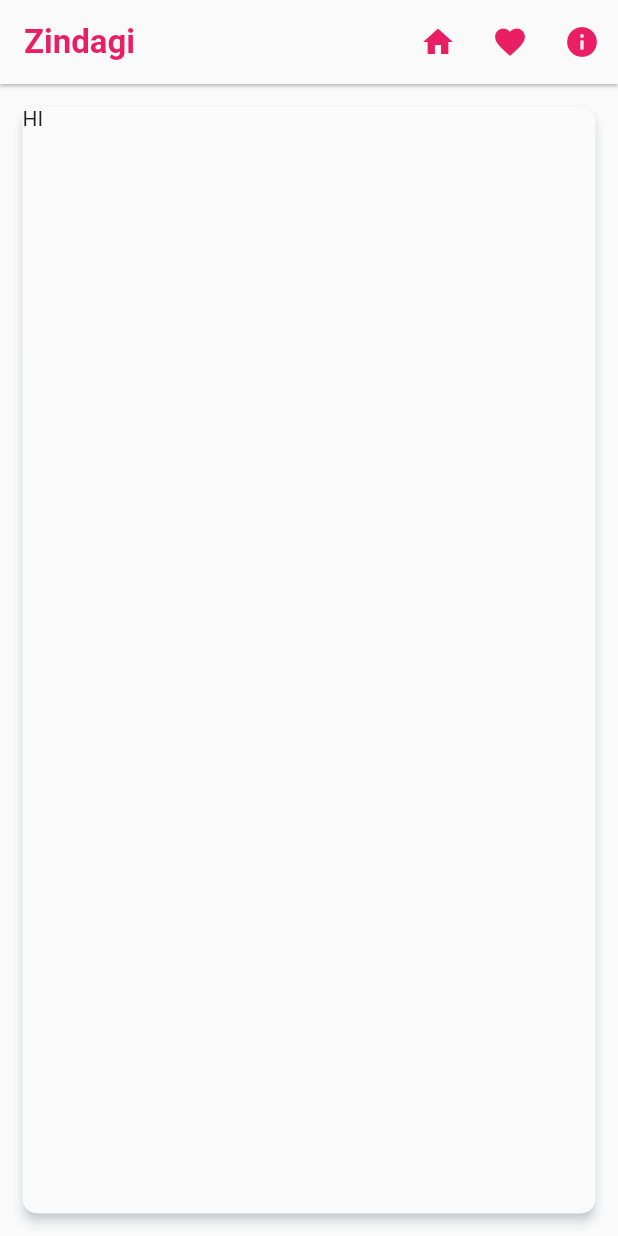
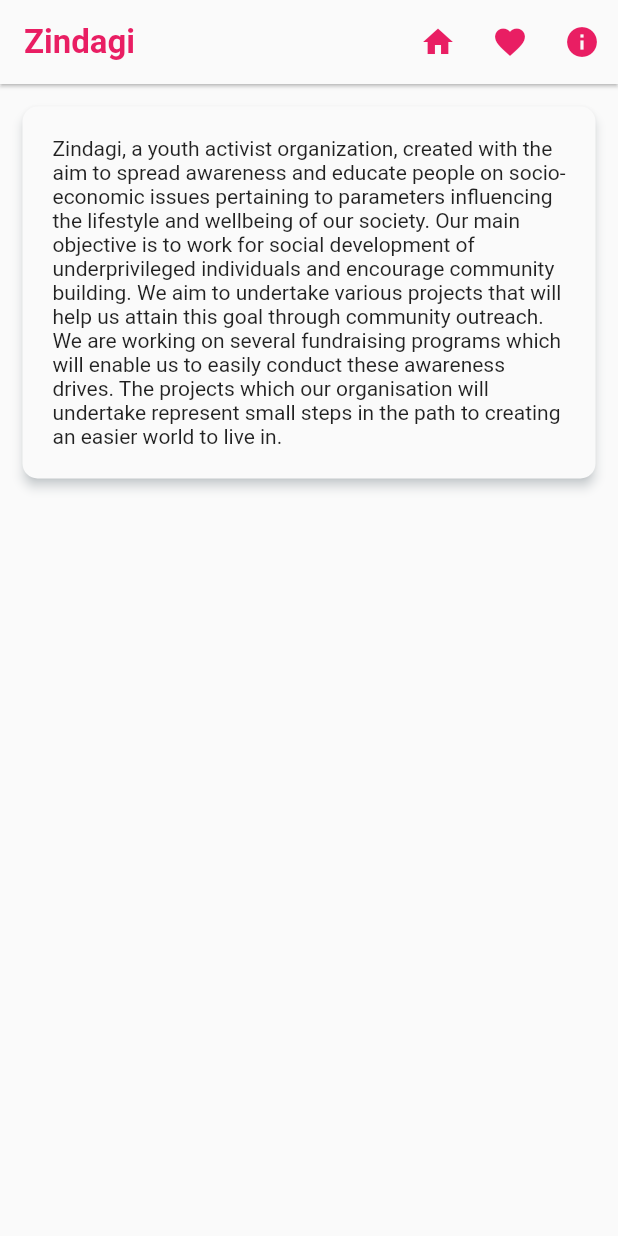
Before and after one commit to zindagi-world/zindagi-world.github.io, a Flutter app: the screen it shows after launch, on a phone screen of 412 x 824 dp. Run offline on Flutter 3.47's test engine with Material 2 defaults, Android fonts, the phone set to English and light mode, and no system bars.

Commit message:
Made page one

```diff
--- a/lib/pages/home_page.dart
+++ b/lib/pages/home_page.dart
@@ -1,5 +1,6 @@
 import 'package:flutter/cupertino.dart';
 import 'package:flutter/material.dart';
+import 'package:zindagi/pages/page_one.dart';
 import 'package:zindagi/utils/colors.dart';
 import 'package:zindagi/widgets/sexy_tile.dart';
 
@@ -75,14 +76,12 @@ class _MyHomePageState extends State<MyHomePage> {
       body: PageView(
         controller: _pageController,
         children: <Widget>[
+          PageOne(),
           SexyTile(
-            child: Text('HI'),
+            child: Text('Page Two'),
           ),
           SexyTile(
-            child: Text('Ok'),
-          ),
-          SexyTile(
-            child: Text('by'),
+            child: Text('Page Three'),
           ),
         ],
       ),
--- /dev/null
+++ b/lib/pages/page_one.dart
@@ -0,0 +1,19 @@
+import 'package:flutter/cupertino.dart';
+import 'package:zindagi/widgets/sexy_tile.dart';
+
+class PageOne extends StatelessWidget {
+  @override
+  Widget build(BuildContext context) {
+    return ListView(
+      children: <Widget>[
+        SexyTile(
+          child: Padding(
+            padding: EdgeInsets.all(20.0),
+            child: Text(
+                'Zindagi, a youth activist organization, created with the aim to spread awareness and educate people on socio-economic issues pertaining to parameters influencing the lifestyle and wellbeing of our society. Our main objective is to work for social development of underprivileged individuals and encourage community building. We aim to undertake various projects that will help us attain this goal through community outreach. We are working on several fundraising programs which will enable us to easily conduct these awareness drives. The projects which our organisation will undertake represent small steps in the path to creating an easier world to live in.'),
+          ),
+        ),
+      ],
+    );
+  }
+}
```
